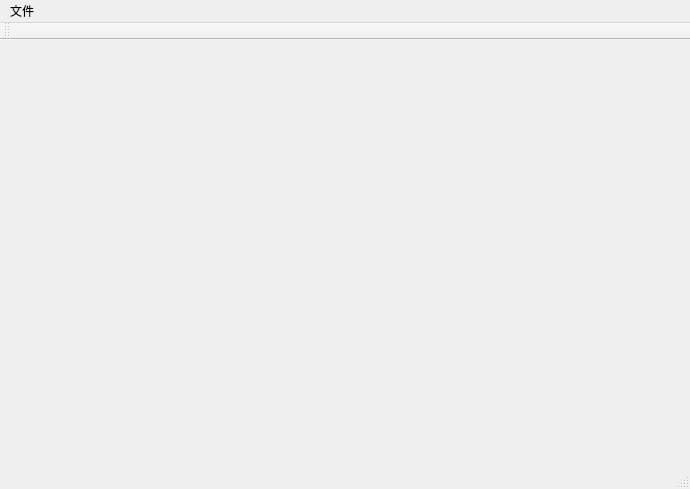
KawashiroNitori/HouseRentSystem, file mainwindow.ui: the form before one commit.
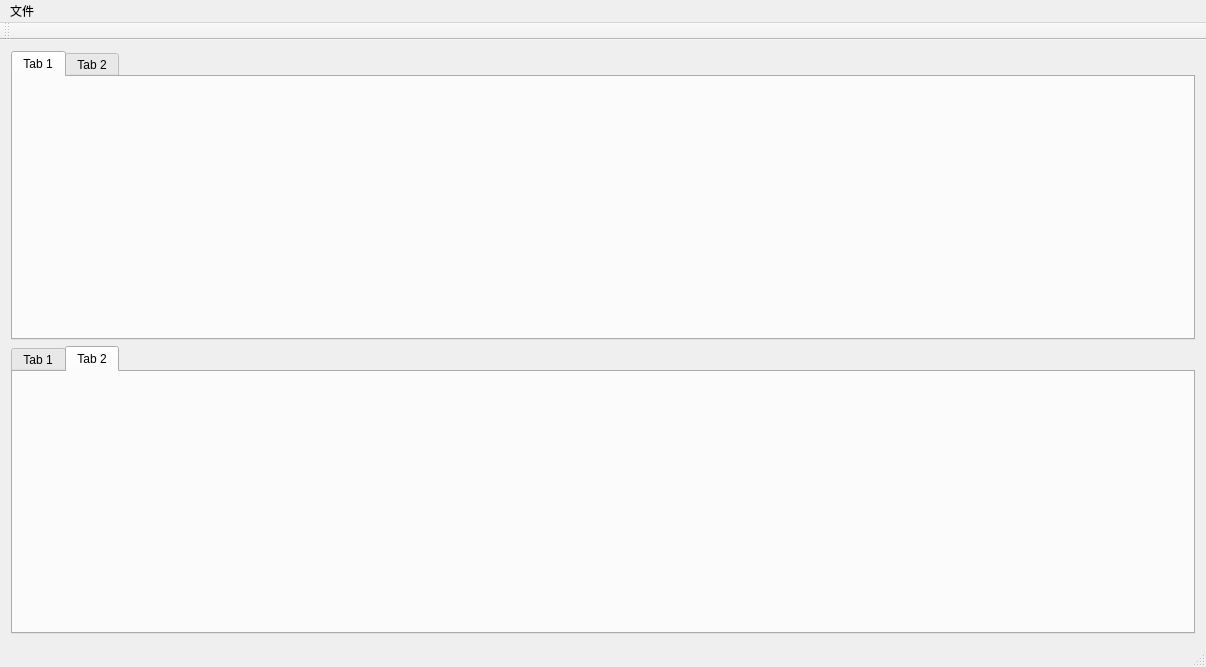
The form after the commit.

```diff
--- a/mainwindow.ui
+++ b/mainwindow.ui
@@ -6,20 +6,58 @@
    <rect>
     <x>0</x>
     <y>0</y>
-    <width>690</width>
-    <height>489</height>
+    <width>1206</width>
+    <height>667</height>
    </rect>
   </property>
   <property name="windowTitle">
    <string>MainWindow</string>
   </property>
-  <widget class="QWidget" name="centralWidget"/>
+  <widget class="QWidget" name="centralWidget">
+   <layout class="QVBoxLayout" name="verticalLayout">
+    <item>
+     <layout class="QGridLayout" name="gridLayout">
+      <item row="0" column="0">
+       <widget class="QTabWidget" name="tabWidget">
+        <widget class="QWidget" name="tab">
+         <attribute name="title">
+          <string>Tab 1</string>
+         </attribute>
+        </widget>
+        <widget class="QWidget" name="tab_2">
+         <attribute name="title">
+          <string>Tab 2</string>
+         </attribute>
+        </widget>
+       </widget>
+      </item>
+      <item row="1" column="0">
+       <widget class="QTabWidget" name="tabWidget_2">
+        <property name="currentIndex">
+         <number>1</number>
+        </property>
+        <widget class="QWidget" name="tab_3">
+         <attribute name="title">
+          <string>Tab 1</string>
+         </attribute>
+        </widget>
+        <widget class="QWidget" name="tab_4">
+         <attribute name="title">
+          <string>Tab 2</string>
+         </attribute>
+        </widget>
+       </widget>
+      </item>
+     </layout>
+    </item>
+   </layout>
+  </widget>
   <widget class="QMenuBar" name="menuBar">
    <property name="geometry">
     <rect>
      <x>0</x>
      <y>0</y>
-     <width>690</width>
+     <width>1206</width>
      <height>23</height>
     </rect>
    </property>
```
